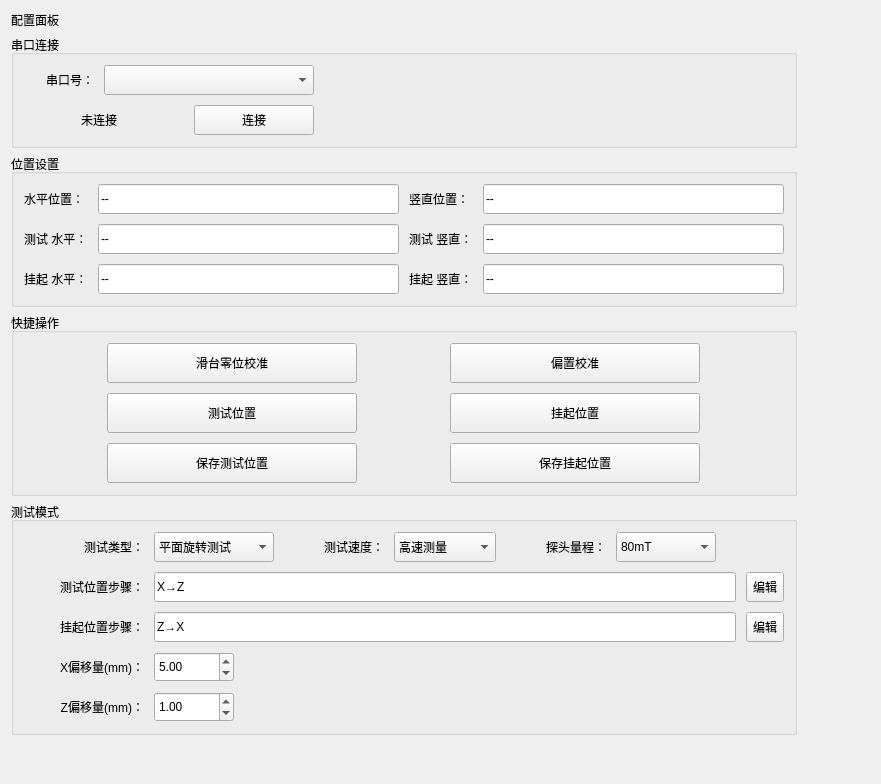
Before: the Qt Designer form src/ui/config_panel.ui in IceSugarZxy/MARS-pro, drawn with Qt 5.
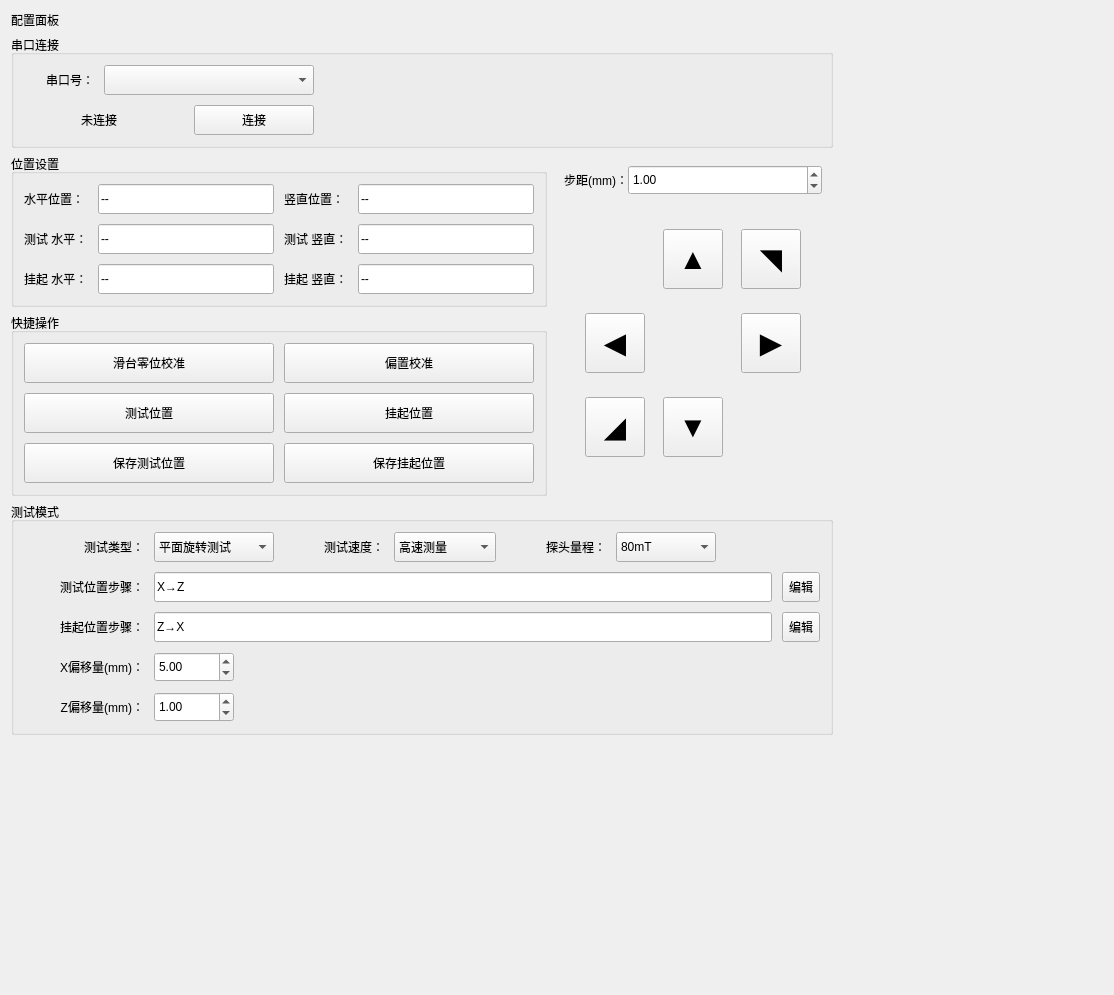
After: the same form once the commit is applied.

Commit message: 新增配置面板台控：六向箭头按钮+滑台示意图，按压移动/松开急停

Patch:
```diff
--- a/src/ui/config_panel.ui
+++ b/src/ui/config_panel.ui
@@ -6,168 +6,14 @@
    <rect>
     <x>0</x>
     <y>0</y>
-    <width>881</width>
-    <height>784</height>
+    <width>1114</width>
+    <height>995</height>
    </rect>
   </property>
   <property name="windowTitle">
    <string>配置面板</string>
   </property>
   <layout class="QGridLayout" name="gridLayout_2">
-   <item row="0" column="0">
-    <widget class="QLabel" name="panel_title">
-     <property name="text">
-      <string>配置面板</string>
-     </property>
-    </widget>
-   </item>
-   <item row="0" column="1" rowspan="5">
-    <spacer name="horizontalSpacer">
-     <property name="orientation">
-      <enum>Qt::Horizontal</enum>
-     </property>
-     <property name="sizeHint" stdset="0">
-      <size>
-       <width>40</width>
-       <height>20</height>
-      </size>
-     </property>
-    </spacer>
-   </item>
-   <item row="1" column="0">
-    <widget class="QGroupBox" name="serial_group">
-     <property name="title">
-      <string>串口连接</string>
-     </property>
-     <layout class="QGridLayout" name="gridLayout">
-      <property name="leftMargin">
-       <number>10</number>
-      </property>
-      <property name="topMargin">
-       <number>10</number>
-      </property>
-      <property name="rightMargin">
-       <number>10</number>
-      </property>
-      <property name="bottomMargin">
-       <number>10</number>
-      </property>
-      <property name="spacing">
-       <number>10</number>
-      </property>
-      <item row="0" column="0">
-       <widget class="QLabel" name="label_port">
-        <property name="sizePolicy">
-         <sizepolicy hsizetype="Preferred" vsizetype="Fixed">
-          <horstretch>0</horstretch>
-          <verstretch>0</verstretch>
-         </sizepolicy>
-        </property>
-        <property name="minimumSize">
-         <size>
-          <width>0</width>
-          <height>30</height>
-         </size>
-        </property>
-        <property name="maximumSize">
-         <size>
-          <width>16777215</width>
-          <height>16777215</height>
-         </size>
-        </property>
-        <property name="text">
-         <string>串口号：</string>
-        </property>
-        <property name="alignment">
-         <set>Qt::AlignRight|Qt::AlignTrailing|Qt::AlignVCenter</set>
-        </property>
-       </widget>
-      </item>
-      <item row="0" column="4" rowspan="2">
-       <spacer name="serial_horizontal_spacer">
-        <property name="orientation">
-         <enum>Qt::Horizontal</enum>
-        </property>
-        <property name="sizeHint" stdset="0">
-         <size>
-          <width>40</width>
-          <height>20</height>
-         </size>
-        </property>
-       </spacer>
-      </item>
-      <item row="1" column="0" colspan="2">
-       <widget class="QLabel" name="serial_status_label">
-        <property name="sizePolicy">
-         <sizepolicy hsizetype="Preferred" vsizetype="Fixed">
-          <horstretch>0</horstretch>
-          <verstretch>0</verstretch>
-         </sizepolicy>
-        </property>
-        <property name="minimumSize">
-         <size>
-          <width>150</width>
-          <height>30</height>
-         </size>
-        </property>
-        <property name="maximumSize">
-         <size>
-          <width>16777215</width>
-          <height>16777215</height>
-         </size>
-        </property>
-        <property name="text">
-         <string>未连接</string>
-        </property>
-        <property name="alignment">
-         <set>Qt::AlignCenter</set>
-        </property>
-       </widget>
-      </item>
-      <item row="0" column="1" colspan="3">
-       <widget class="QComboBox" name="port_combo">
-        <property name="sizePolicy">
-         <sizepolicy hsizetype="Preferred" vsizetype="Fixed">
-          <horstretch>0</horstretch>
-          <verstretch>0</verstretch>
-         </sizepolicy>
-        </property>
-        <property name="minimumSize">
-         <size>
-          <width>120</width>
-          <height>30</height>
-         </size>
-        </property>
-        <property name="maximumSize">
-         <size>
-          <width>16777215</width>
-          <height>16777215</height>
-         </size>
-        </property>
-       </widget>
-      </item>
-      <item row="1" column="3">
-       <widget class="QPushButton" name="btnSuccess">
-        <property name="sizePolicy">
-         <sizepolicy hsizetype="Preferred" vsizetype="Fixed">
-          <horstretch>0</horstretch>
-          <verstretch>0</verstretch>
-         </sizepolicy>
-        </property>
-        <property name="minimumSize">
-         <size>
-          <width>120</width>
-          <height>30</height>
-         </size>
-        </property>
-        <property name="text">
-         <string>连接</string>
-        </property>
-       </widget>
-      </item>
-     </layout>
-    </widget>
-   </item>
    <item row="2" column="0">
     <widget class="QGroupBox" name="pos_group">
      <property name="title">
@@ -366,6 +212,19 @@
      </layout>
     </widget>
    </item>
+   <item row="5" column="0">
+    <spacer name="verticalSpacer">
+     <property name="orientation">
+      <enum>Qt::Vertical</enum>
+     </property>
+     <property name="sizeHint" stdset="0">
+      <size>
+       <width>20</width>
+       <height>40</height>
+      </size>
+     </property>
+    </spacer>
+   </item>
    <item row="3" column="0">
     <widget class="QGroupBox" name="action_group">
      <property name="title">
@@ -437,6 +296,56 @@
         </property>
        </widget>
       </item>
+      <item row="0" column="1">
+       <widget class="QPushButton" name="btn_offset">
+        <property name="sizePolicy">
+         <sizepolicy hsizetype="Fixed" vsizetype="Fixed">
+          <horstretch>0</horstretch>
+          <verstretch>0</verstretch>
+         </sizepolicy>
+        </property>
+        <property name="minimumSize">
+         <size>
+          <width>250</width>
+          <height>40</height>
+         </size>
+        </property>
+        <property name="maximumSize">
+         <size>
+          <width>250</width>
+          <height>16777215</height>
+         </size>
+        </property>
+        <property name="text">
+         <string>偏置校准</string>
+        </property>
+       </widget>
+      </item>
+      <item row="3" column="0">
+       <widget class="QPushButton" name="btn_test_pos_save">
+        <property name="sizePolicy">
+         <sizepolicy hsizetype="Fixed" vsizetype="Fixed">
+          <horstretch>0</horstretch>
+          <verstretch>0</verstretch>
+         </sizepolicy>
+        </property>
+        <property name="minimumSize">
+         <size>
+          <width>250</width>
+          <height>40</height>
+         </size>
+        </property>
+        <property name="maximumSize">
+         <size>
+          <width>250</width>
+          <height>16777215</height>
+         </size>
+        </property>
+        <property name="text">
+         <string>保存测试位置</string>
+        </property>
+       </widget>
+      </item>
       <item row="1" column="0">
        <widget class="QPushButton" name="btn_test_pos">
         <property name="sizePolicy">
@@ -487,60 +396,427 @@
         </property>
        </widget>
       </item>
-      <item row="3" column="0">
-       <widget class="QPushButton" name="btn_test_pos_save">
+     </layout>
+    </widget>
+   </item>
+   <item row="0" column="2" rowspan="5">
+    <spacer name="horizontalSpacer">
+     <property name="orientation">
+      <enum>Qt::Horizontal</enum>
+     </property>
+     <property name="sizeHint" stdset="0">
+      <size>
+       <width>40</width>
+       <height>20</height>
+      </size>
+     </property>
+    </spacer>
+   </item>
+   <item row="0" column="0">
+    <widget class="QLabel" name="panel_title">
+     <property name="text">
+      <string>配置面板</string>
+     </property>
+    </widget>
+   </item>
+   <item row="2" column="1" rowspan="2">
+    <widget class="QWidget" name="widget_stageControl" native="true">
+     <property name="minimumSize">
+      <size>
+       <width>280</width>
+       <height>280</height>
+      </size>
+     </property>
+     <layout class="QGridLayout" name="stage_grid">
+      <property name="leftMargin">
+       <number>11</number>
+      </property>
+      <property name="topMargin">
+       <number>11</number>
+      </property>
+      <property name="rightMargin">
+       <number>11</number>
+      </property>
+      <property name="bottomMargin">
+       <number>11</number>
+      </property>
+      <property name="spacing">
+       <number>7</number>
+      </property>
+      <item row="0" column="0" colspan="2">
+       <widget class="QWidget" name="widget" native="true">
         <property name="sizePolicy">
-         <sizepolicy hsizetype="Fixed" vsizetype="Fixed">
+         <sizepolicy hsizetype="Preferred" vsizetype="Fixed">
           <horstretch>0</horstretch>
           <verstretch>0</verstretch>
          </sizepolicy>
         </property>
+        <layout class="QHBoxLayout" name="horizontalLayout">
+         <property name="spacing">
+          <number>0</number>
+         </property>
+         <property name="leftMargin">
+          <number>0</number>
+         </property>
+         <property name="topMargin">
+          <number>0</number>
+         </property>
+         <property name="rightMargin">
+          <number>0</number>
+         </property>
+         <property name="bottomMargin">
+          <number>0</number>
+         </property>
+         <item>
+          <widget class="QLabel" name="stage_label_step">
+           <property name="sizePolicy">
+            <sizepolicy hsizetype="Fixed" vsizetype="Preferred">
+             <horstretch>0</horstretch>
+             <verstretch>0</verstretch>
+            </sizepolicy>
+           </property>
+           <property name="text">
+            <string>步距(mm)：</string>
+           </property>
+           <property name="alignment">
+            <set>Qt::AlignRight|Qt::AlignTrailing|Qt::AlignVCenter</set>
+           </property>
+          </widget>
+         </item>
+         <item>
+          <widget class="QDoubleSpinBox" name="stage_spin_step">
+           <property name="minimumSize">
+            <size>
+             <width>70</width>
+             <height>30</height>
+            </size>
+           </property>
+           <property name="decimals">
+            <number>2</number>
+           </property>
+           <property name="minimum">
+            <double>0.010000000000000</double>
+           </property>
+           <property name="maximum">
+            <double>50.000000000000000</double>
+           </property>
+           <property name="singleStep">
+            <double>0.100000000000000</double>
+           </property>
+           <property name="value">
+            <double>1.000000000000000</double>
+           </property>
+          </widget>
+         </item>
+        </layout>
+       </widget>
+      </item>
+      <item row="1" column="0" colspan="2">
+       <widget class="QWidget" name="widget_picture" native="true">
+        <layout class="QGridLayout" name="gridLayout_3">
+         <item row="0" column="1">
+          <widget class="QPushButton" name="stage_btn_up">
+           <property name="minimumSize">
+            <size>
+             <width>60</width>
+             <height>60</height>
+            </size>
+           </property>
+           <property name="maximumSize">
+            <size>
+             <width>60</width>
+             <height>60</height>
+            </size>
+           </property>
+           <property name="font">
+            <font>
+             <pointsize>22</pointsize>
+            </font>
+           </property>
+           <property name="toolTip">
+            <string>Y+ 向上移动</string>
+           </property>
+           <property name="text">
+            <string>▲</string>
+           </property>
+          </widget>
+         </item>
+         <item row="0" column="2">
+          <widget class="QPushButton" name="stage_btn_forward">
+           <property name="minimumSize">
+            <size>
+             <width>60</width>
+             <height>60</height>
+            </size>
+           </property>
+           <property name="maximumSize">
+            <size>
+             <width>60</width>
+             <height>60</height>
+            </size>
+           </property>
+           <property name="font">
+            <font>
+             <pointsize>22</pointsize>
+            </font>
+           </property>
+           <property name="toolTip">
+            <string>Z- 向后移动</string>
+           </property>
+           <property name="text">
+            <string>◥</string>
+           </property>
+          </widget>
+         </item>
+         <item row="1" column="0">
+          <widget class="QPushButton" name="stage_btn_left">
+           <property name="minimumSize">
+            <size>
+             <width>60</width>
+             <height>60</height>
+            </size>
+           </property>
+           <property name="maximumSize">
+            <size>
+             <width>60</width>
+             <height>60</height>
+            </size>
+           </property>
+           <property name="font">
+            <font>
+             <pointsize>22</pointsize>
+            </font>
+           </property>
+           <property name="toolTip">
+            <string>X- 向左移动</string>
+           </property>
+           <property name="text">
+            <string>◀</string>
+           </property>
+          </widget>
+         </item>
+         <item row="1" column="2">
+          <widget class="QPushButton" name="stage_btn_right">
+           <property name="minimumSize">
+            <size>
+             <width>60</width>
+             <height>60</height>
+            </size>
+           </property>
+           <property name="maximumSize">
+            <size>
+             <width>60</width>
+             <height>60</height>
+            </size>
+           </property>
+           <property name="font">
+            <font>
+             <pointsize>22</pointsize>
+            </font>
+           </property>
+           <property name="toolTip">
+            <string>X+ 向右移动</string>
+           </property>
+           <property name="text">
+            <string>▶</string>
+           </property>
+          </widget>
+         </item>
+         <item row="2" column="0">
+          <widget class="QPushButton" name="stage_btn_back">
+           <property name="minimumSize">
+            <size>
+             <width>60</width>
+             <height>60</height>
+            </size>
+           </property>
+           <property name="maximumSize">
+            <size>
+             <width>60</width>
+             <height>60</height>
+            </size>
+           </property>
+           <property name="font">
+            <font>
+             <pointsize>22</pointsize>
+            </font>
+           </property>
+           <property name="toolTip">
+            <string>Z+ 向前移动</string>
+           </property>
+           <property name="text">
+            <string>◢</string>
+           </property>
+          </widget>
+         </item>
+         <item row="2" column="1">
+          <widget class="QPushButton" name="stage_btn_down">
+           <property name="minimumSize">
+            <size>
+             <width>60</width>
+             <height>60</height>
+            </size>
+           </property>
+           <property name="maximumSize">
+            <size>
+             <width>60</width>
+             <height>60</height>
+            </size>
+           </property>
+           <property name="font">
+            <font>
+             <pointsize>22</pointsize>
+            </font>
+           </property>
+           <property name="toolTip">
+            <string>Y- 向下移动</string>
+           </property>
+           <property name="text">
+            <string>▼</string>
+           </property>
+          </widget>
+         </item>
+        </layout>
+       </widget>
+      </item>
+     </layout>
+    </widget>
+   </item>
+   <item row="1" column="0" colspan="2">
+    <widget class="QGroupBox" name="serial_group">
+     <property name="title">
+      <string>串口连接</string>
+     </property>
+     <layout class="QGridLayout" name="gridLayout">
+      <property name="leftMargin">
+       <number>10</number>
+      </property>
+      <property name="topMargin">
+       <number>10</number>
+      </property>
+      <property name="rightMargin">
+       <number>10</number>
+      </property>
+      <property name="bottomMargin">
+       <number>10</number>
+      </property>
+      <property name="spacing">
+       <number>10</number>
+      </property>
+      <item row="0" column="0">
+       <widget class="QLabel" name="label_port">
+        <property name="sizePolicy">
+         <sizepolicy hsizetype="Preferred" vsizetype="Fixed">
+          <horstretch>0</horstretch>
+          <verstretch>0</verstretch>
+         </sizepolicy>
+        </property>
         <property name="minimumSize">
          <size>
-          <width>250</width>
-          <height>40</height>
+          <width>0</width>
+          <height>30</height>
          </size>
         </property>
         <property name="maximumSize">
          <size>
-          <width>250</width>
+          <width>16777215</width>
           <height>16777215</height>
          </size>
         </property>
         <property name="text">
-         <string>保存测试位置</string>
+         <string>串口号：</string>
         </property>
+        <property name="alignment">
+         <set>Qt::AlignRight|Qt::AlignTrailing|Qt::AlignVCenter</set>
+        </property>
        </widget>
       </item>
-      <item row="0" column="1">
-       <widget class="QPushButton" name="btn_offset">
+      <item row="0" column="4" rowspan="2">
+       <spacer name="serial_horizontal_spacer">
+        <property name="orientation">
+         <enum>Qt::Horizontal</enum>
+        </property>
+        <property name="sizeHint" stdset="0">
+         <size>
+          <width>40</width>
+          <height>20</height>
+         </size>
+        </property>
+       </spacer>
+      </item>
+      <item row="1" column="0" colspan="2">
+       <widget class="QLabel" name="serial_status_label">
         <property name="sizePolicy">
-         <sizepolicy hsizetype="Fixed" vsizetype="Fixed">
+         <sizepolicy hsizetype="Preferred" vsizetype="Fixed">
           <horstretch>0</horstretch>
           <verstretch>0</verstretch>
          </sizepolicy>
         </property>
         <property name="minimumSize">
          <size>
-          <width>250</width>
-          <height>40</height>
+          <width>150</width>
+          <height>30</height>
          </size>
         </property>
         <property name="maximumSize">
          <size>
-          <width>250</width>
+          <width>16777215</width>
           <height>16777215</height>
          </size>
         </property>
         <property name="text">
-         <string>偏置校准</string>
+         <string>未连接</string>
         </property>
+        <property name="alignment">
+         <set>Qt::AlignCenter</set>
+        </property>
        </widget>
       </item>
+      <item row="0" column="1" colspan="3">
+       <widget class="QComboBox" name="port_combo">
+        <property name="sizePolicy">
+         <sizepolicy hsizetype="Preferred" vsizetype="Fixed">
+          <horstretch>0</horstretch>
+          <verstretch>0</verstretch>
+         </sizepolicy>
+        </property>
+        <property name="minimumSize">
+         <size>
+          <width>120</width>
+          <height>30</height>
+         </size>
+        </property>
+        <property name="maximumSize">
+         <size>
+          <width>16777215</width>
+          <height>16777215</height>
+         </size>
+        </property>
+       </widget>
+      </item>
+      <item row="1" column="3">
+       <widget class="QPushButton" name="btnSuccess">
+        <property name="sizePolicy">
+         <sizepolicy hsizetype="Preferred" vsizetype="Fixed">
+          <horstretch>0</horstretch>
+          <verstretch>0</verstretch>
+         </sizepolicy>
+        </property>
+        <property name="minimumSize">
+         <size>
+          <width>120</width>
+          <height>30</height>
+         </size>
+        </property>
+        <property name="text">
+         <string>连接</string>
+        </property>
+       </widget>
+      </item>
      </layout>
     </widget>
    </item>
-   <item row="4" column="0">
+   <item row="4" column="0" colspan="2">
     <widget class="QGroupBox" name="test_type_group">
      <property name="title">
       <string>测试模式</string>
@@ -998,19 +1274,6 @@
      </layout>
     </widget>
    </item>
-   <item row="5" column="0">
-    <spacer name="verticalSpacer">
-     <property name="orientation">
-      <enum>Qt::Vertical</enum>
-     </property>
-     <property name="sizeHint" stdset="0">
-      <size>
-       <width>20</width>
-       <height>40</height>
-      </size>
-     </property>
-    </spacer>
-   </item>
   </layout>
  </widget>
  <resources/>
```
The commit also changes 3 other files.
